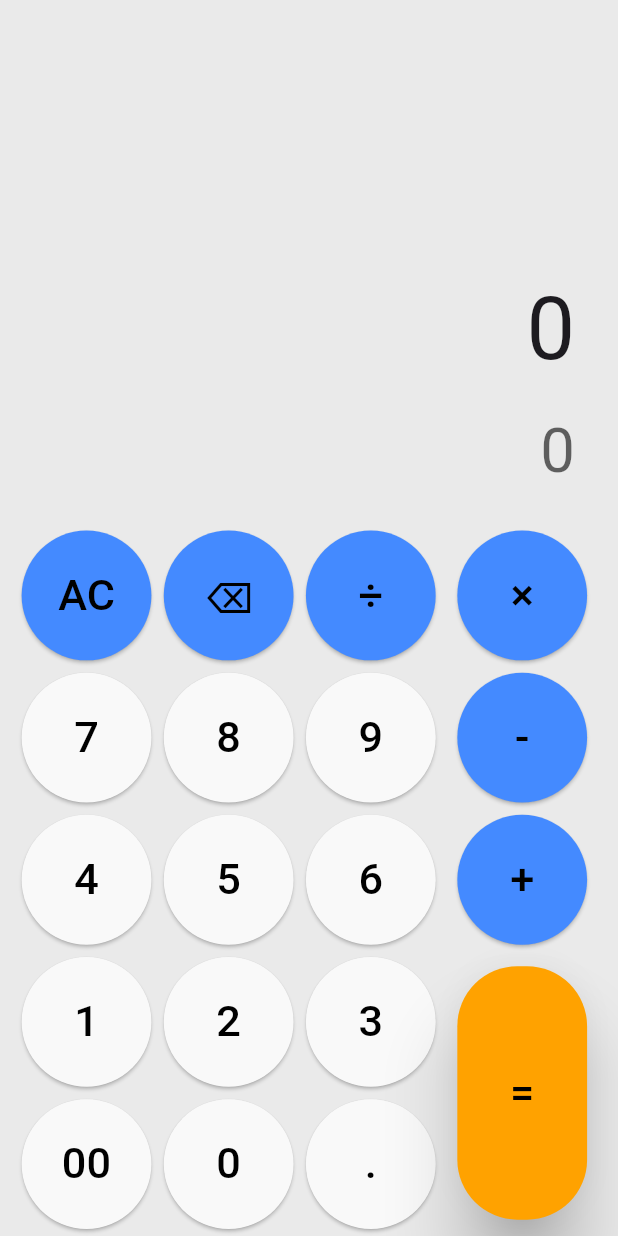
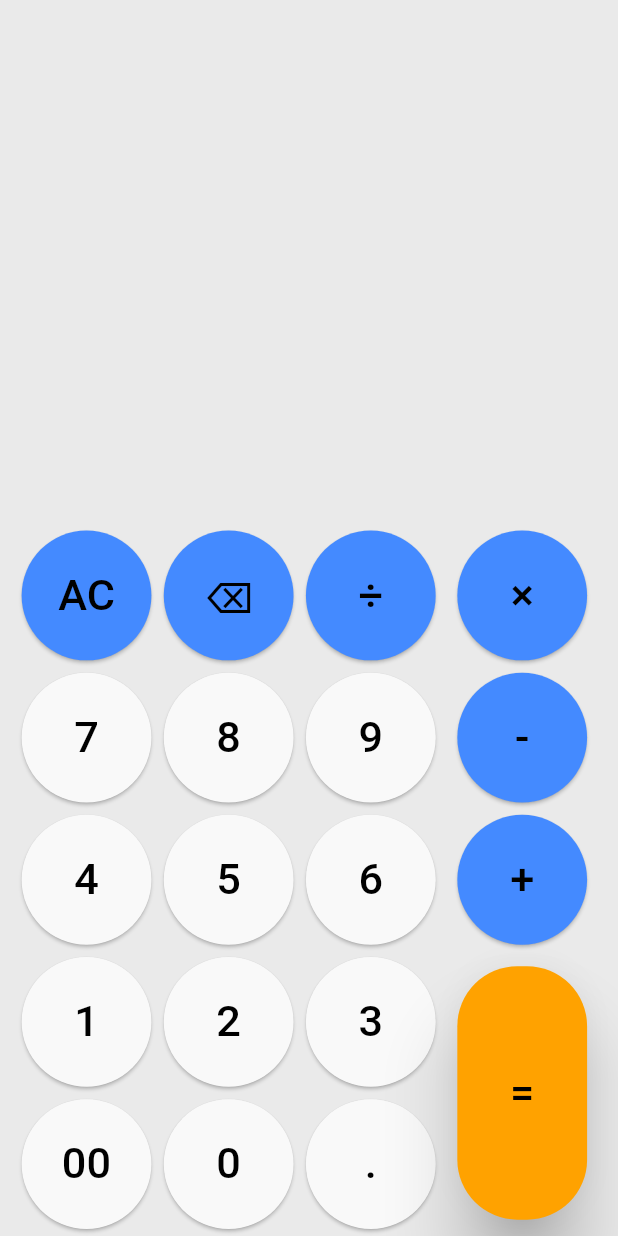
Before and after one commit to i-aman-jha/Calculator-App, a Flutter app: the screen it shows after launch, after a tap on "AC", on a phone screen of 412 x 824 dp. Run offline on Flutter 3.47's test engine with Material 3 defaults, Android fonts, the light colour scheme and no system bars; missing offline and left inert: function_tree.

Commit message:
logical bug fixed

```diff
--- a/lib/main.dart
+++ b/lib/main.dart
@@ -17,6 +17,7 @@ class _MyAppState extends State<MyApp> {
   Widget build(BuildContext context) {
     return MaterialApp(
       debugShowCheckedModeBanner: false,
+
       home:const Homepage(),
       theme: ThemeData(scaffoldBackgroundColor: const Color.fromARGB(255, 234, 234, 234)),
     );
--- a/lib/pages/homepage.dart
+++ b/lib/pages/homepage.dart
@@ -11,25 +11,24 @@ class Homepage extends StatefulWidget {
 }
 
 class _HomepageState extends State<Homepage> {
-  String input = "0";
+  String input = "";
   String output = "";
 
   void onTap(String text){
     setState(() {
-
       if(text=='AC'){
-        input='0';
-        output='0';
+        input='';
+        output='';
       }
       else if(text=='⌫'){
         (input=='0')?input='0':input=input.substring(0,input.length-1);
       }
       else if(text=='00'){
-        (input=='0')?input='0':input+=text;
+        (input=='0' || input=='')?input='0':input+=text;
       }
       else if(text=='×' || text =='÷' || text=='+' || text=='-'){
         // (input=='0')?input='0':input+=text;
-        if(input!='0'){
+        if(input!='0' && input.isNotEmpty){
           if(input[input.length-1]!='+' && input[input.length-1]!='×' && input[input.length-1]!='÷' &&input[input.length-1]!='-' ){
             input+=text;
           }
@@ -47,7 +46,15 @@ class _HomepageState extends State<Homepage> {
         }
       }
       else{
-        (input=='0')?input=text:input+=text;
+        if(input=='0' || input.isEmpty) {
+          input=text;
+        } else{
+          input+=text;
+          var userInput = input;
+          userInput=userInput.replaceAll('×', '*');
+          userInput=userInput.replaceAll('÷', '/');
+          output = "${userInput.interpret()}";
+        }
       }
     });
   }
```
